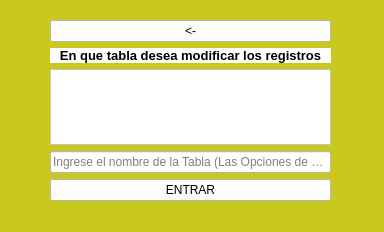
Before: the Qt Designer form CRUD/interfaz/VentanaVCambiar.ui in DanielRojas2002/PyQt5, drawn with Qt 5.
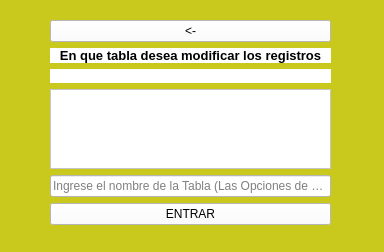
After: the same form once the commit is applied.

The edit to the form file:
```diff
--- a/CRUD/interfaz/VentanaVCambiar.ui
+++ b/CRUD/interfaz/VentanaVCambiar.ui
@@ -7,7 +7,7 @@
     <x>0</x>
     <y>0</y>
     <width>384</width>
-    <height>232</height>
+    <height>252</height>
    </rect>
   </property>
   <property name="windowTitle">
@@ -23,7 +23,7 @@
       <x>50</x>
       <y>20</y>
       <width>281</width>
-      <height>181</height>
+      <height>205</height>
      </rect>
     </property>
     <layout class="QVBoxLayout" name="verticalLayout">
@@ -63,6 +63,26 @@
        </property>
       </widget>
      </item>
+     <item>
+      <widget class="QLabel" name="error1">
+       <property name="font">
+        <font>
+         <pointsize>9</pointsize>
+         <weight>75</weight>
+         <bold>true</bold>
+        </font>
+       </property>
+       <property name="styleSheet">
+        <string notr="true">background-color: rgb(255, 255, 255);</string>
+       </property>
+       <property name="text">
+        <string/>
+       </property>
+       <property name="alignment">
+        <set>Qt::AlignCenter</set>
+       </property>
+      </widget>
+     </item>
      <item>
       <widget class="QListWidget" name="tablascreadas">
        <property name="styleSheet">
```
